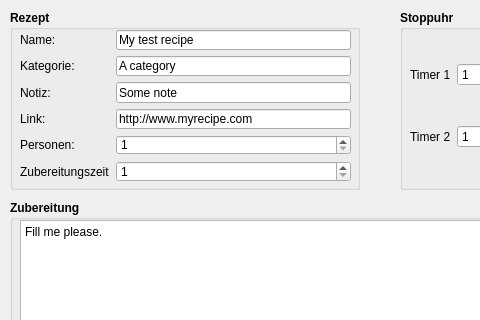
This is src/Dialog/EditRecipe/editrecipedialog.ui in Kampi/Food-Database as Qt 5 draws it before an edit; both pictures show x 0 to 480 and y 0 to 320 of the 800 by 620 pixel window. The edited form follows.
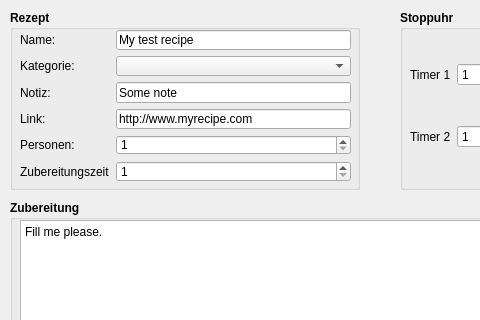
This is the edited form. Icons and pictures are not drawn.

Commit message: Misc: - Change category line edit widget to combobox widget

What changed in the file:
```diff
--- a/src/Dialog/EditRecipe/editrecipedialog.ui
+++ b/src/Dialog/EditRecipe/editrecipedialog.ui
@@ -87,22 +87,6 @@
        </property>
       </widget>
      </item>
-     <item row="1" column="1">
-      <widget class="QLineEdit" name="lineEdit_Category">
-       <property name="font">
-        <font>
-         <weight>50</weight>
-         <bold>false</bold>
-        </font>
-       </property>
-       <property name="toolTip">
-        <string>Zusätzliche Notizen.</string>
-       </property>
-       <property name="text">
-        <string>A category</string>
-       </property>
-      </widget>
-     </item>
      <item row="2" column="0">
       <widget class="QLabel" name="label_Note">
        <property name="font">
@@ -228,6 +212,16 @@
        </property>
       </widget>
      </item>
+     <item row="1" column="1">
+      <widget class="QComboBox" name="comboBox_Category">
+       <property name="font">
+        <font>
+         <weight>50</weight>
+         <bold>false</bold>
+        </font>
+       </property>
+      </widget>
+     </item>
     </layout>
    </widget>
   </widget>
```
Left out of the diff: 1 changed line with no effect on the pictures. The commit also changes 7 other files.
